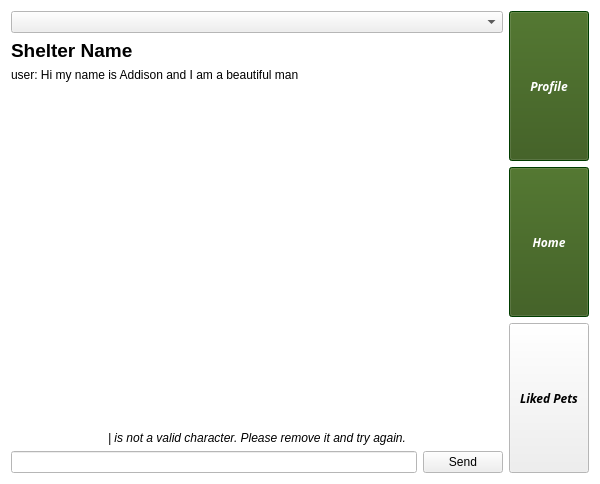
Above: pet_tinder/gui/petlist.ui from CS-205-S21/team_1_4 before the change. Below: the same form after it.
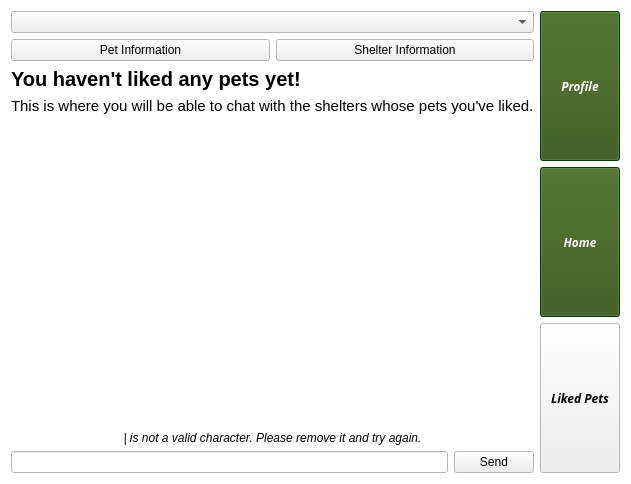
That is the form after the change.

Patch:
```diff
--- a/pet_tinder/gui/petlist.ui
+++ b/pet_tinder/gui/petlist.ui
@@ -270,21 +270,39 @@
    <item>
     <layout class="QHBoxLayout" name="horizontalLayout" stretch="2,0">
      <item>
-      <layout class="QVBoxLayout" name="chatLayout" stretch="1,0,4,0,0">
+      <layout class="QVBoxLayout" name="chatLayout" stretch="1,0,0,4,0,0">
        <item>
         <widget class="QComboBox" name="otherConvos"/>
        </item>
        <item>
-        <widget class="QLabel" name="title">
+        <layout class="QHBoxLayout" name="horizontalLayout_3">
+         <item>
+          <widget class="QPushButton" name="petInfoButton">
+           <property name="text">
+            <string>Pet Information</string>
+           </property>
+          </widget>
+         </item>
+         <item>
+          <widget class="QPushButton" name="shelterInfoButton">
+           <property name="text">
+            <string>Shelter Information</string>
+           </property>
+          </widget>
+         </item>
+        </layout>
+       </item>
+       <item>
+        <widget class="QLabel" name="chatTitle">
          <property name="font">
           <font>
-           <pointsize>14</pointsize>
+           <pointsize>15</pointsize>
            <weight>75</weight>
            <bold>true</bold>
           </font>
          </property>
          <property name="text">
-          <string>Shelter Name</string>
+          <string>You haven't liked any pets yet!</string>
          </property>
         </widget>
        </item>
@@ -327,8 +345,13 @@
            </disabled>
           </palette>
          </property>
+         <property name="font">
+          <font>
+           <pointsize>11</pointsize>
+          </font>
+         </property>
          <property name="text">
-          <string>user: Hi my name is Addison and I am a beautiful man </string>
+          <string>This is where you will be able to chat with the shelters whose pets you've liked.</string>
          </property>
          <property name="alignment">
           <set>Qt::AlignLeading|Qt::AlignLeft|Qt::AlignTop</set>
```
